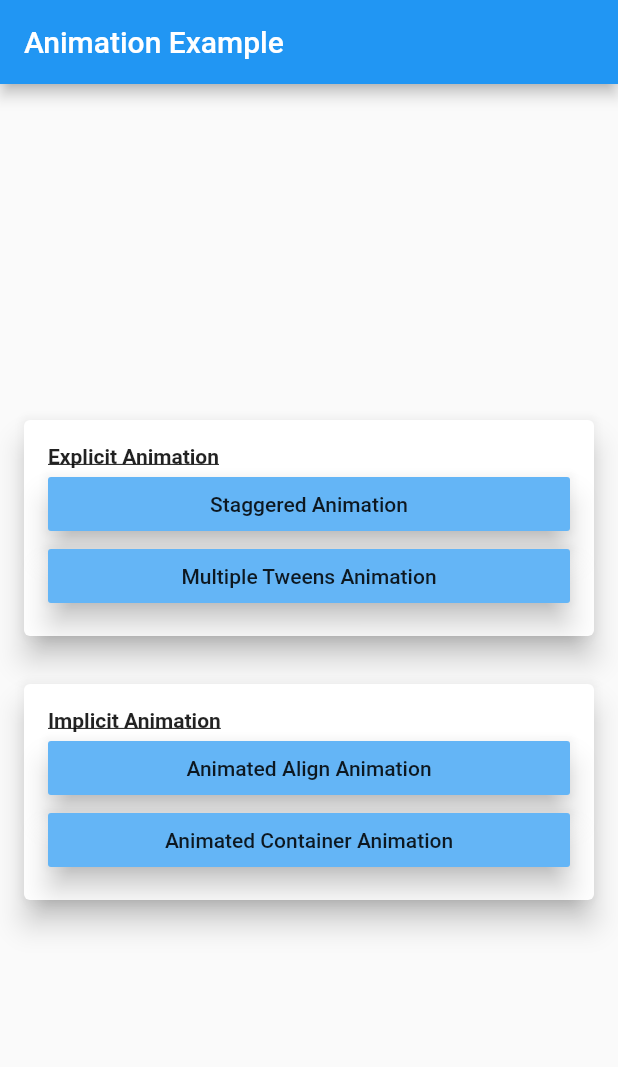
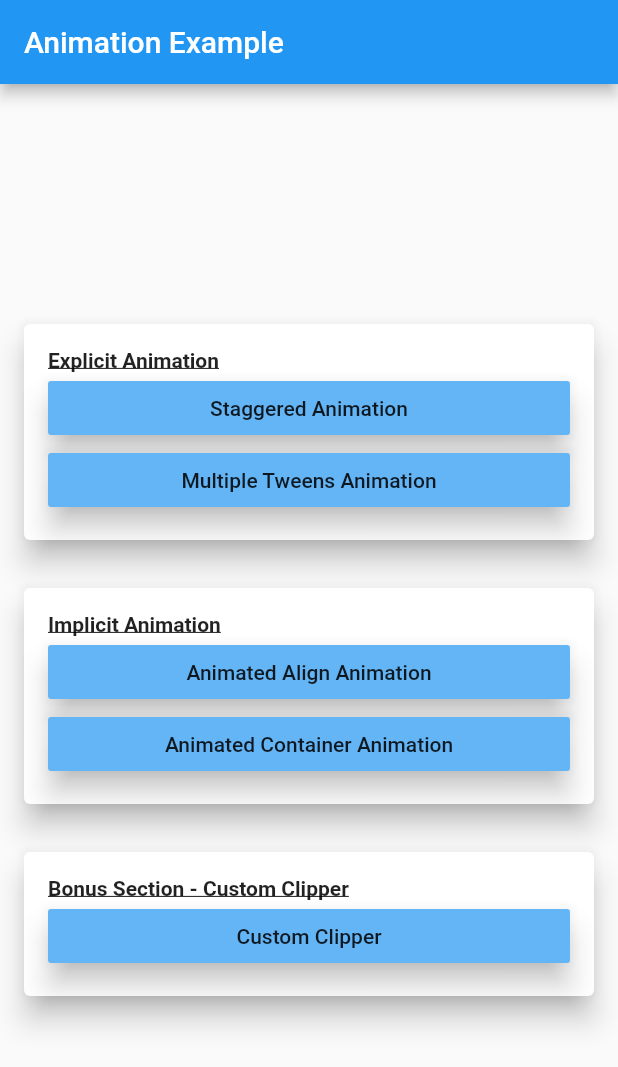
Before and after one commit to KenAragorn/flutter_app_animation, a Flutter app: the screen it shows after launch, on a phone screen of 412 x 824 dp. Shown: the top 1067 px of the screen. Run offline on Flutter 3.47's test engine with Material 2 defaults, Android fonts, the phone set to English and light mode, and no system bars.

```diff
--- a/lib/main.dart
+++ b/lib/main.dart
@@ -7,6 +7,7 @@ import 'package:flutter_app_animation/animation/staggered/basic_staggered_animat
 import 'package:flutter_app_animation/animation/staggered/example1/staggered_animation_example1_screen.dart';
 import 'package:flutter_app_animation/animation/staggered/example2/loading_indicator_animation_screen.dart';
 import 'package:flutter_app_animation/clip_concept_page.dart';
+import 'package:flutter_app_animation/clipper/custom_clipper_selection_page.dart';
 import 'package:flutter_app_animation/expanded_concept_page.dart';
 import 'package:flutter_app_animation/fittedbox_concept_page.dart';
 import 'package:flutter_app_animation/flexible_concept_page.dart';
@@ -37,6 +38,8 @@ class MyApp extends StatelessWidget {
         '/aligned': (BuildContext context) => AnimatedAlignScreen(),
         '/animatedContainer': (BuildContext context) =>
             AnimatedContainerScreen(),
+        '/customClipper': (BuildContext context) =>
+            CustomClipperSelectionPage(),
       },
     );
   }
@@ -57,7 +60,11 @@ class HomeScreen extends StatelessWidget {
       ),
       body: Column(
         mainAxisAlignment: MainAxisAlignment.center,
-        children: <Widget>[_buildTopCard(context), _buildCenterCard(context)],
+        children: <Widget>[
+          _buildTopCard(context),
+          _buildCenterCard(context),
+          _buildBottomCard(context),
+        ],
       ),
     );
   }
@@ -139,4 +146,35 @@ class HomeScreen extends StatelessWidget {
       ),
     );
   }
+
+  Widget _buildBottomCard(BuildContext context) {
+    return Card(
+      elevation: 8,
+      margin: EdgeInsets.all(16),
+      child: Padding(
+        padding: EdgeInsets.all(16),
+        child: Column(
+          mainAxisAlignment: MainAxisAlignment.center,
+          crossAxisAlignment: CrossAxisAlignment.stretch,
+          children: <Widget>[
+            Text(
+              "Bonus Section - Custom Clipper",
+              style: TextStyle(
+                decoration: TextDecoration.underline,
+                fontWeight: FontWeight.bold,
+              ),
+            ),
+            RaisedButton(
+              elevation: 8,
+              child: Text("Custom Clipper"),
+              color: Colors.blue[300],
+              onPressed: () {
+                Navigator.of(context).pushNamed('/customClipper');
+              },
+            ),
+          ],
+        ),
+      ),
+    );
+  }
 }
```
Also changed, not shown: lib/clipper/custom_clipper_selection_page.dart (added, +263 -0 lines).
